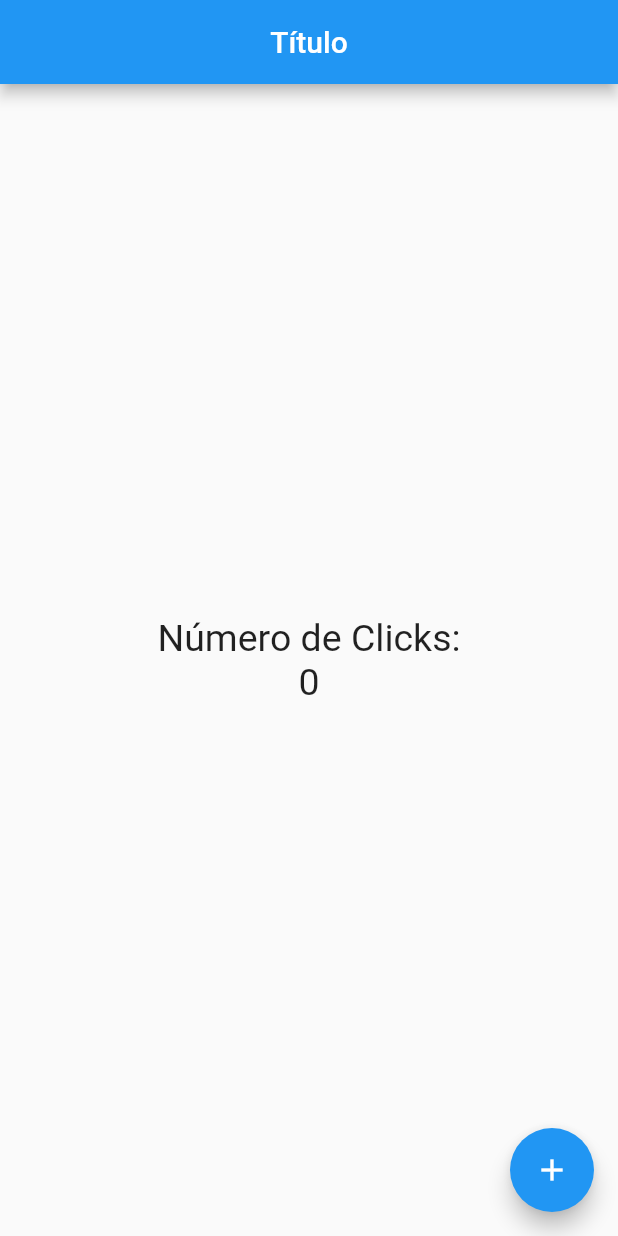
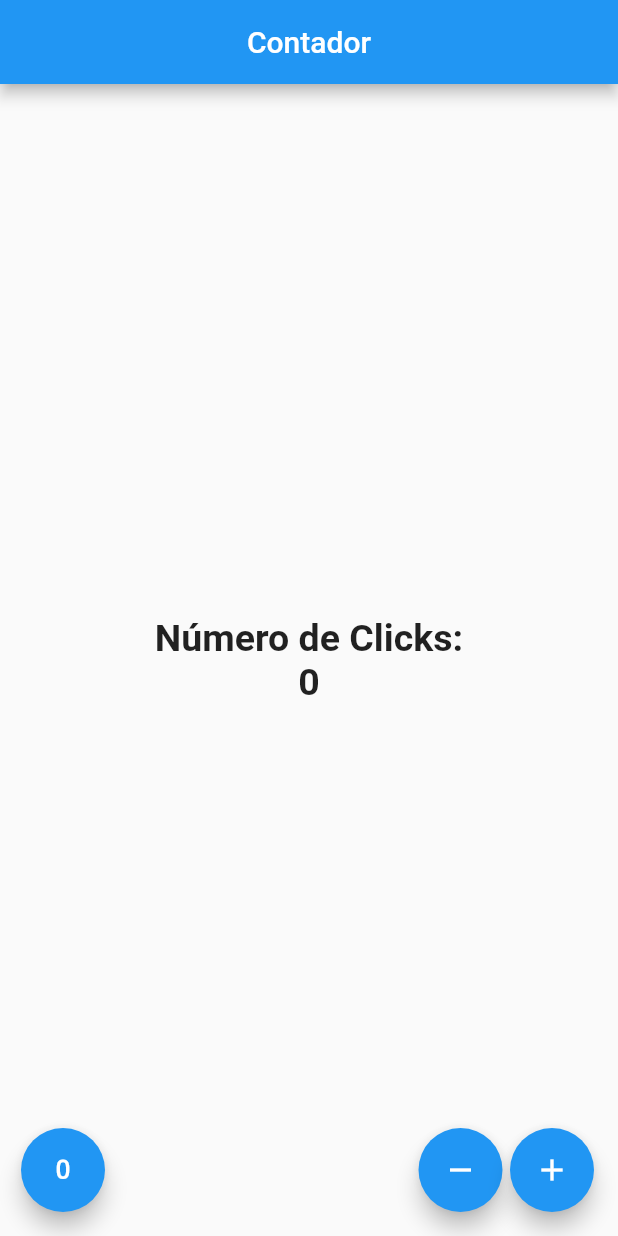
Before and after one commit to mattid89/flutter_counter, a Flutter app: the screen it shows after launch, on a phone screen of 412 x 824 dp. Run offline on Flutter 3.47's test engine with Material 2 defaults, Android fonts, the phone set to English and light mode, and no system bars.

Commit message:
ultimos cambios del contador

```diff
--- a/lib/src/app.dart
+++ b/lib/src/app.dart
@@ -1,14 +1,15 @@
+import 'package:contador/src/pages/contador_page.dart';
 import 'package:flutter/material.dart';
-
-import 'package:contador/src/pages/home_page.dart';
 
 class MyApp extends StatelessWidget {
 
   @override
   Widget build( context ) {
     return MaterialApp(
+      debugShowCheckedModeBanner: false,
       home: Center(
-        child: HomePage(),
+        // child: HomePage(),
+        child: ContadorPage(),
         ),
     );
   }
--- /dev/null
+++ b/lib/src/pages/contador_page.dart
@@ -0,0 +1,54 @@
+import 'package:flutter/material.dart';
+
+class ContadorPage extends StatefulWidget {
+  @override
+  State<StatefulWidget> createState() => _ContadorPageState();
+
+}
+
+class _ContadorPageState extends State<ContadorPage> {
+  final TextStyle _textStyle = new TextStyle(
+    fontSize: 25,
+    fontWeight: FontWeight.w700
+  );
+  int _conteo = 0;
+
+  @override
+  Widget build(BuildContext context) {
+    return Scaffold(
+      appBar: AppBar(
+        title: Text('Contador'),
+        centerTitle: true,
+      ),
+      body: Center(
+        child: Column(
+          mainAxisAlignment: MainAxisAlignment.center,
+          children: <Widget>[
+            Text('Número de Clicks:', style: _textStyle,),
+            Text('$_conteo', style: _textStyle,),
+          ],
+        )
+      ),
+      floatingActionButton:  _createButtons(),
+    );
+  }
+
+  Widget _createButtons() {
+    return Row(
+      mainAxisAlignment: MainAxisAlignment.end,
+      children: <Widget>[
+        SizedBox(width: 30),
+        FloatingActionButton(onPressed: _zero, child: Icon(Icons.exposure_zero)),
+        Expanded(child: SizedBox()),
+        FloatingActionButton(onPressed: _remove, child: Icon(Icons.remove)),
+        SizedBox(width: 5.0),
+        FloatingActionButton(onPressed: _add, child: Icon(Icons.add)),
+      ],
+    );
+  }
+
+  void _add() => setState(() => _conteo++);
+  void _remove() => setState(() => _conteo--);
+  void _zero() => setState(() => _conteo = 0);
+
+}
--- a/lib/src/pages/home_page.dart
+++ b/lib/src/pages/home_page.dart
@@ -3,6 +3,7 @@ import 'package:flutter/material.dart';
 class HomePage extends StatelessWidget {
 
   final TextStyle textStyle = new TextStyle( fontSize: 25 );
+  final int conteo = 10;
 
   @override
   Widget build(BuildContext context) {
@@ -16,7 +17,7 @@ class HomePage extends StatelessWidget {
           mainAxisAlignment: MainAxisAlignment.center,
           children: <Widget>[
             Text('Número de Clicks:', style: textStyle,),
-            Text('0', style: textStyle,),
+            Text(conteo.toString(), style: textStyle,),
           ],
         )
       ),
```
